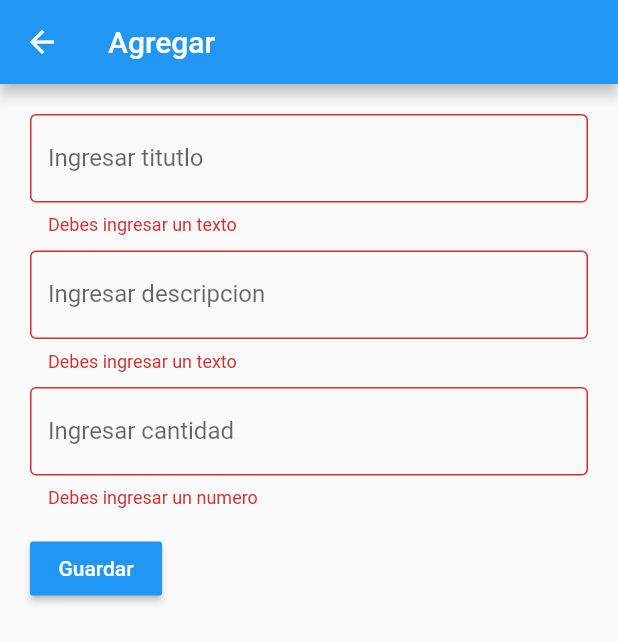
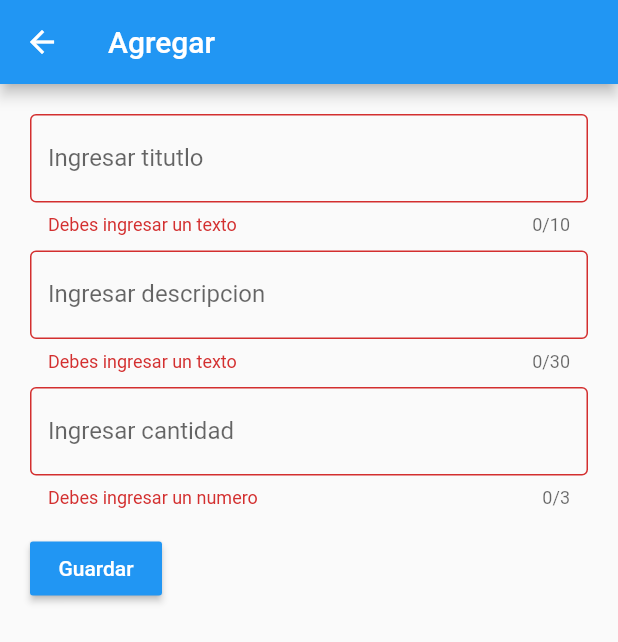
Before and after one commit to benjagilardini/Stoky, a Flutter app: the PaginaCreacion screen opened directly, after a tap on "Guardar", on a phone screen of 412 x 824 dp. Shown: the top 642 px of the screen. Run offline on Flutter 3.47's test engine with Material 2 defaults, Android fonts, the phone set to English and light mode, and no system bars; network calls fail.

Commit message:
Agrego diseno y cambio los permisos en textfields

```diff
--- a/lib/screens/createstock.dart
+++ b/lib/screens/createstock.dart
@@ -27,7 +27,7 @@ class _PaginaCreaciState extends State<PaginaCreacion> {
   }
 
   _addStock() async {
-    await http.post('http://172.20.10.3:8080/apistock/stock/',
+    var response = await http.post('http://172.20.10.3:8080/apistock/stock/',
         headers: {"Content-Type": "application/json"},
         body: JSON.jsonEncode({
           "nombre": myController.text,
@@ -35,7 +35,10 @@ class _PaginaCreaciState extends State<PaginaCreacion> {
           "cantidad": myController3.text,
         }));
 
-    Navigator.of(context).pop();
+        if (response.statusCode == 201){
+          Navigator.of(context).pop();
+        }
+
     // Navigator.push(context, MaterialPageRoute(builder: (context) => PaginaVisualizacion()));
   }
 
@@ -54,6 +57,7 @@ class _PaginaCreaciState extends State<PaginaCreacion> {
               children: <Widget>[
                 TextField(
                   controller: myController,
+                  maxLength: 10,
                   decoration: InputDecoration(
                     border: OutlineInputBorder(),
                     labelText: 'Ingresar titutlo',
@@ -65,6 +69,7 @@ class _PaginaCreaciState extends State<PaginaCreacion> {
                 ),
                 TextField(
                   controller: myController2,
+                  maxLength: 30,
                   decoration: InputDecoration(
                     border: OutlineInputBorder(),
                     labelText: 'Ingresar descripcion',
@@ -77,6 +82,7 @@ class _PaginaCreaciState extends State<PaginaCreacion> {
                 TextField(
                   keyboardType: TextInputType.number,
                   controller: myController3,
+                  maxLength: 3,
                   decoration: InputDecoration(
                     border: OutlineInputBorder(),
                     labelText: 'Ingresar cantidad',
```
Also changed, not shown: lib/screens/stock.dart (+7 -7 lines).
